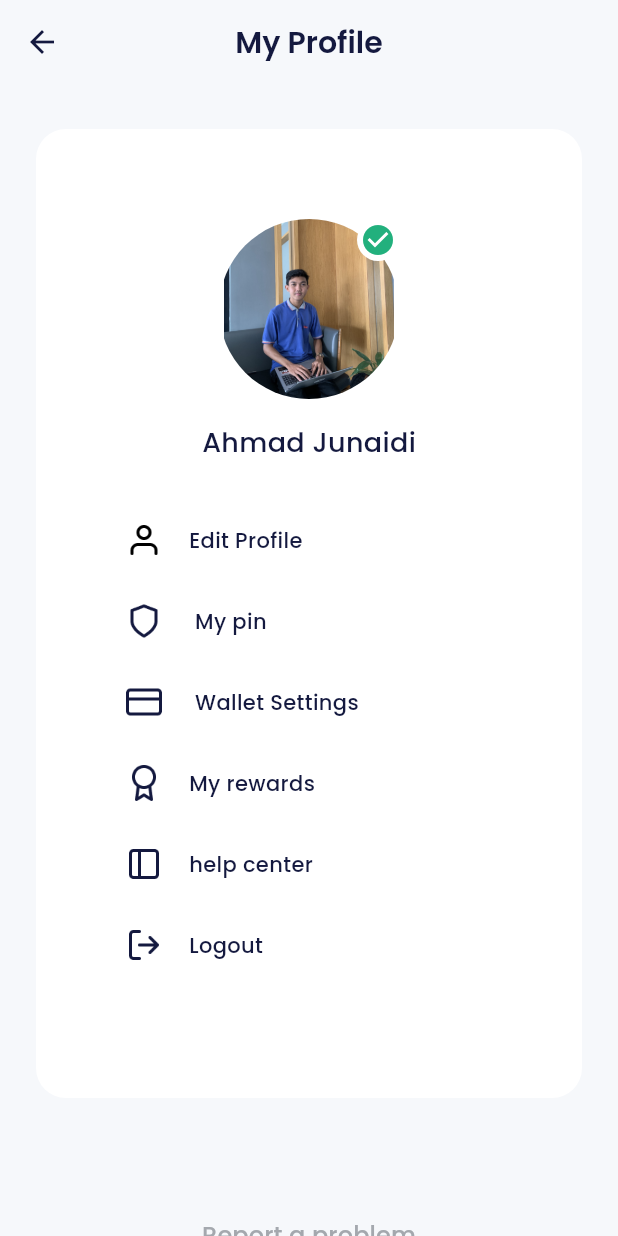
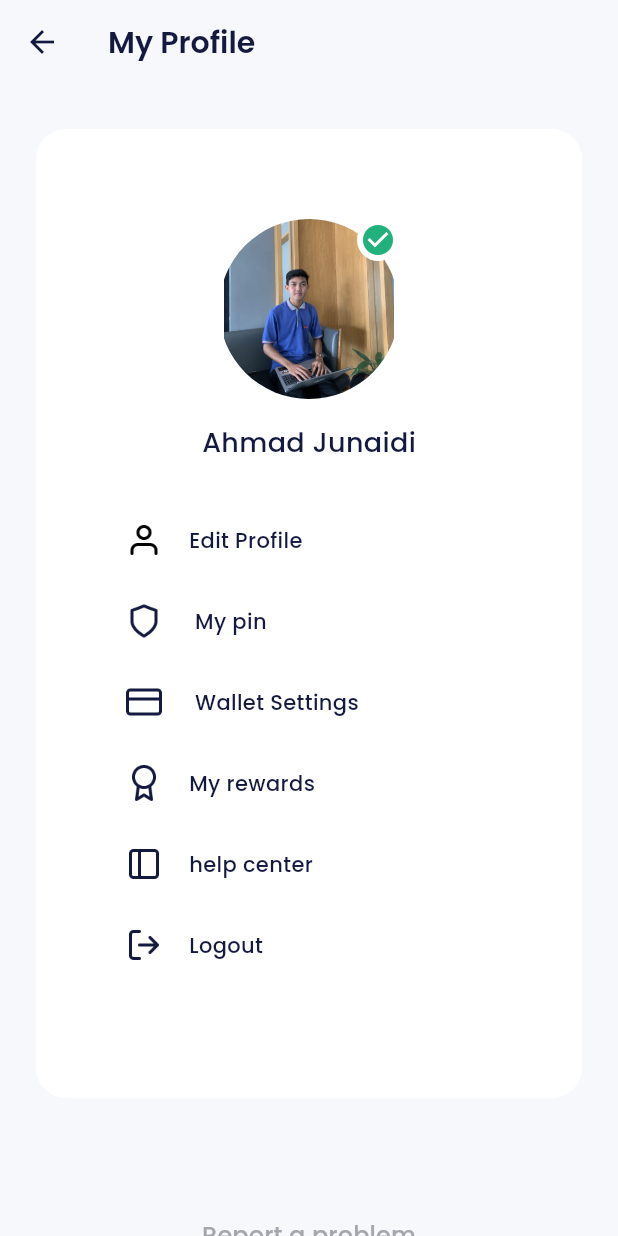
Before and after one commit to Ahmadjunaidi101105/Bank_Sha_Aplication, a Flutter app: the ProfilePage screen opened by its route, on a phone screen of 412 x 824 dp. Run offline on Flutter 3.47's test engine with Material 3 defaults, Android fonts, the phone set to English and light mode, and no system bars; our stand-ins replace carousel_slider, google_fonts.

Commit message:
Refactoring Theme Data ( Slicing Profile & Pin Page )

```diff
--- a/lib/ui/pages/home_page.dart
+++ b/lib/ui/pages/home_page.dart
@@ -11,7 +11,6 @@ class HomePage extends StatelessWidget {
   @override
   Widget build(BuildContext context) {
     return Scaffold(
-      backgroundColor: LightBackgroundColor,
       bottomNavigationBar: BottomAppBar(
         color: whiteColor,
         shape: const CircularNotchedRectangle(),
--- a/lib/ui/pages/onboarding_page.dart
+++ b/lib/ui/pages/onboarding_page.dart
@@ -30,7 +30,6 @@ class _OnboardingPageState extends State<OnboardingPage> {
   @override
   Widget build(BuildContext context) {
     return Scaffold(
-      backgroundColor: LightBackgroundColor,
       body: Center(
         child: Column(
           mainAxisAlignment: MainAxisAlignment.center,
--- a/lib/ui/pages/profile_page.dart
+++ b/lib/ui/pages/profile_page.dart
@@ -9,20 +9,9 @@ class ProfilePage extends StatelessWidget {
   @override
   Widget build(BuildContext context) {
     return Scaffold(
-      backgroundColor: LightBackgroundColor,
       appBar: AppBar(
-        backgroundColor: LightBackgroundColor,
-        elevation: 0,
-        centerTitle: true,
-        iconTheme: IconThemeData(
-          color: blackColor,
-        ),
-        title: Text(
+        title: const Text(
           'My Profile',
-          style: blackTextStyle.copyWith(
-            fontSize: 20,
-            fontWeight: FontWeight.w600,
-          ),
         ),
       ),
       body: ListView(
--- a/lib/ui/pages/sign_in_page.dart
+++ b/lib/ui/pages/sign_in_page.dart
@@ -9,7 +9,6 @@ class SignInPage extends StatelessWidget {
   @override
   Widget build(BuildContext context) {
     return Scaffold(
-      backgroundColor: LightBackgroundColor,
       body: ListView(
         padding: const EdgeInsets.symmetric(
           horizontal: 24,
--- a/lib/ui/pages/sign_up_Set_profile_page.dart
+++ b/lib/ui/pages/sign_up_Set_profile_page.dart
@@ -9,7 +9,6 @@ class SignUpSetProfilePage extends StatelessWidget {
   @override
   Widget build(BuildContext context) {
     return Scaffold(
-      backgroundColor: LightBackgroundColor,
       body: ListView(
         padding: const EdgeInsets.symmetric(
           horizontal: 24,
--- a/lib/ui/pages/sign_up_page.dart
+++ b/lib/ui/pages/sign_up_page.dart
@@ -9,7 +9,6 @@ class SignUpPage extends StatelessWidget {
   @override
   Widget build(BuildContext context) {
     return Scaffold(
-      backgroundColor: LightBackgroundColor,
       body: ListView(
         padding: const EdgeInsets.symmetric(
           horizontal: 24,
--- a/lib/ui/pages/sign_up_set_ktp_page.dart
+++ b/lib/ui/pages/sign_up_set_ktp_page.dart
@@ -8,7 +8,7 @@ class SignUpSetKtpPage extends StatelessWidget {
   @override
   Widget build(BuildContext context) {
     return Scaffold(
-      backgroundColor: LightBackgroundColor,
+
       body: ListView(
         padding: const EdgeInsets.symmetric(
           horizontal: 24,
--- a/lib/ui/pages/sign_up_success.dart
+++ b/lib/ui/pages/sign_up_success.dart
@@ -8,7 +8,6 @@ class SignUpSuccessPage extends StatelessWidget {
   @override
   Widget build(BuildContext context) {
     return Scaffold(
-      backgroundColor: LightBackgroundColor,
       body: Center(
         child: Column(
           mainAxisAlignment: MainAxisAlignment.center,
```
Also changed, not shown: lib/main.dart (+15 -0 lines).
